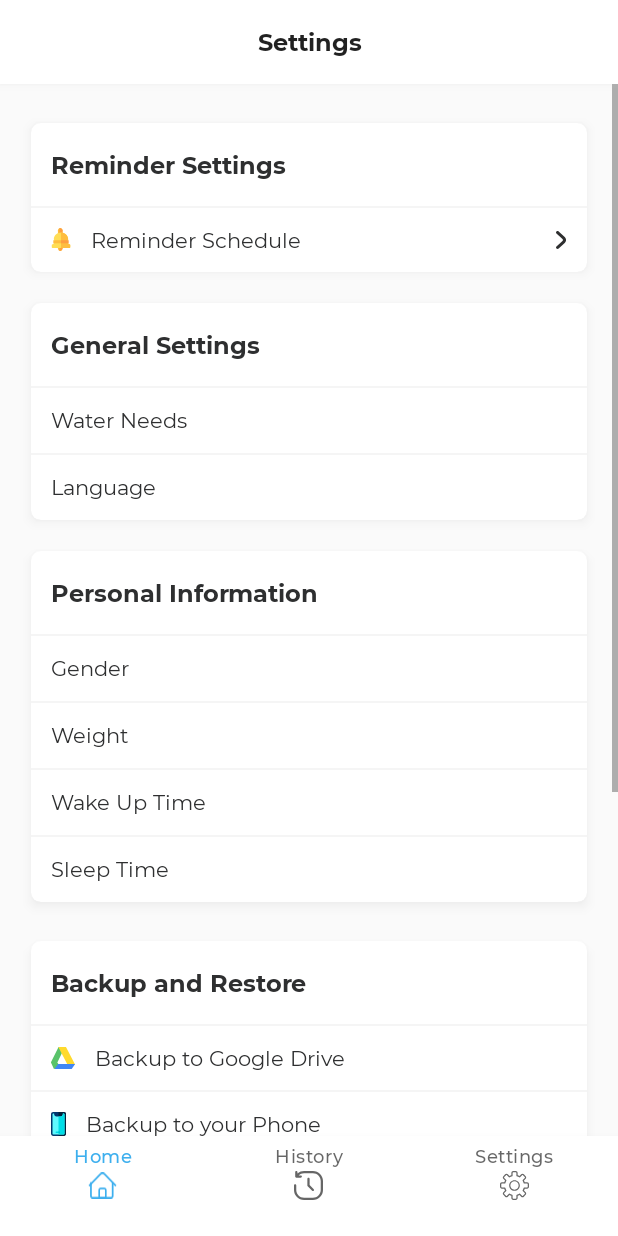
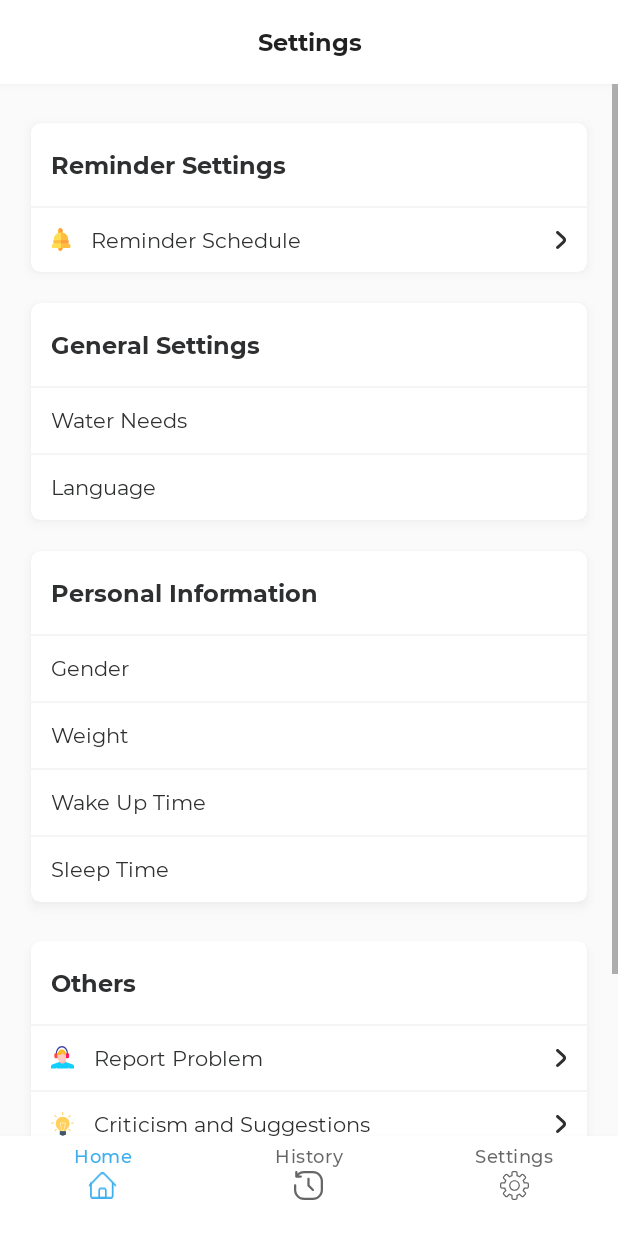
Before and after one commit to Codingle-House/Minumin, an Android app: the fragment SettingsFragment placed in its activity, on a phone screen of 412 x 824 dp. Run offline under Robolectric (Android 15) with nearby library versions, the phone set to English and light mode, and no system bars; our stand-ins replace Dagger/Hilt's generated code, Room's generated code, sdp/ssp sizes; libraries missing offline, so code that uses them is left out: ir.androidexception.roomdatabasebackupandrestore, me.everything.android, pub.devrel.easypermissions; 10 statements that could not run were skipped.

Commit message:
remove backup menu

```diff
--- a/app/src/main/java/id/co/minumin/presentation/home/settings/SettingsFragment.kt
+++ b/app/src/main/java/id/co/minumin/presentation/home/settings/SettingsFragment.kt
@@ -16,6 +16,7 @@ import android.os.Environment
 import android.view.LayoutInflater
 import android.view.ViewGroup
 import androidx.activity.result.contract.ActivityResultContracts
+import androidx.core.view.isGone
 import androidx.fragment.app.viewModels
 import dagger.hilt.android.AndroidEntryPoint
 import id.co.minumin.R
@@ -257,6 +258,7 @@ class SettingsFragment : BaseFragment<FragmentSettingsBinding>() {
 
 
     private fun handleOtherInformationListener() = with(binding) {
+        settingsCardviewBackup.isGone = true
         settingsTextviewReport.setOnClickListener {
             composeEmail(arrayOf(SUPPORT_EMAIL), SUPPORT_SUBJECT)
         }
--- a/app/src/main/res/layout/fragment_settings.xml
+++ b/app/src/main/res/layout/fragment_settings.xml
@@ -381,6 +381,7 @@
                 android:layout_marginHorizontal="@dimen/_16sdp"
                 android:layout_marginTop="@dimen/_20sdp"
                 app:cardCornerRadius="@dimen/_5sdp"
+                android:id="@+id/settings_cardview_backup"
                 app:cardElevation="@dimen/_3sdp">
 
                 <LinearLayout
```
